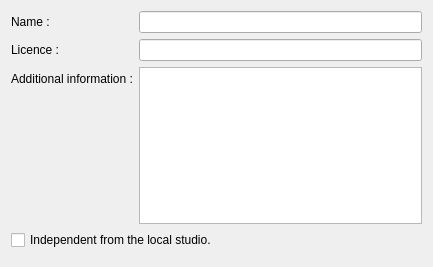
This is client/dlgdoctoredit.ui in tbikfalvi/Belenus as Qt 5 draws it before an edit. The edited form follows.
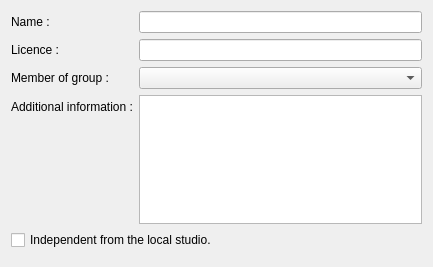
This is the edited form.

What changed in the file:
```diff
--- a/client/dlgdoctoredit.ui
+++ b/client/dlgdoctoredit.ui
@@ -36,16 +36,26 @@
      <item row="1" column="1">
       <widget class="QLineEdit" name="ledLicence"/>
      </item>
-     <item row="2" column="0">
+     <item row="3" column="0">
       <widget class="QLabel" name="lblData">
        <property name="text">
         <string>Additional information :</string>
        </property>
       </widget>
      </item>
-     <item row="2" column="1">
+     <item row="3" column="1">
       <widget class="QPlainTextEdit" name="ptData"/>
      </item>
+     <item row="2" column="0">
+      <widget class="QLabel" name="lblDoctorType">
+       <property name="text">
+        <string>Member of group : </string>
+       </property>
+      </widget>
+     </item>
+     <item row="2" column="1">
+      <widget class="QComboBox" name="cmbDoctorType"/>
+     </item>
     </layout>
    </item>
    <item>
```
